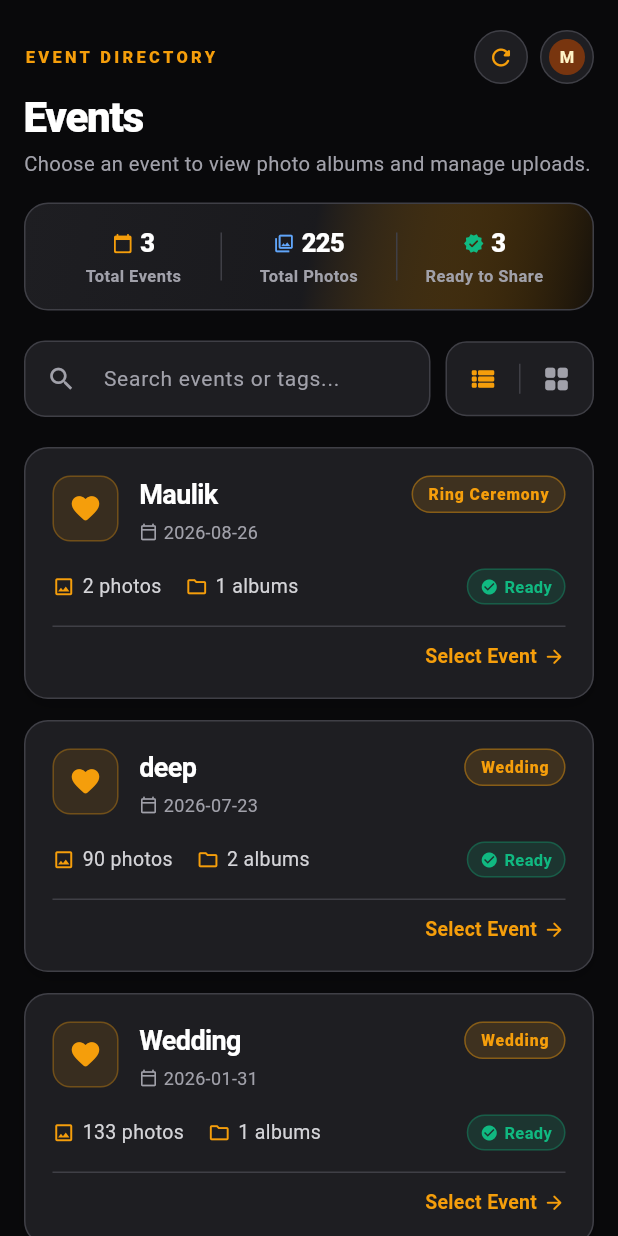
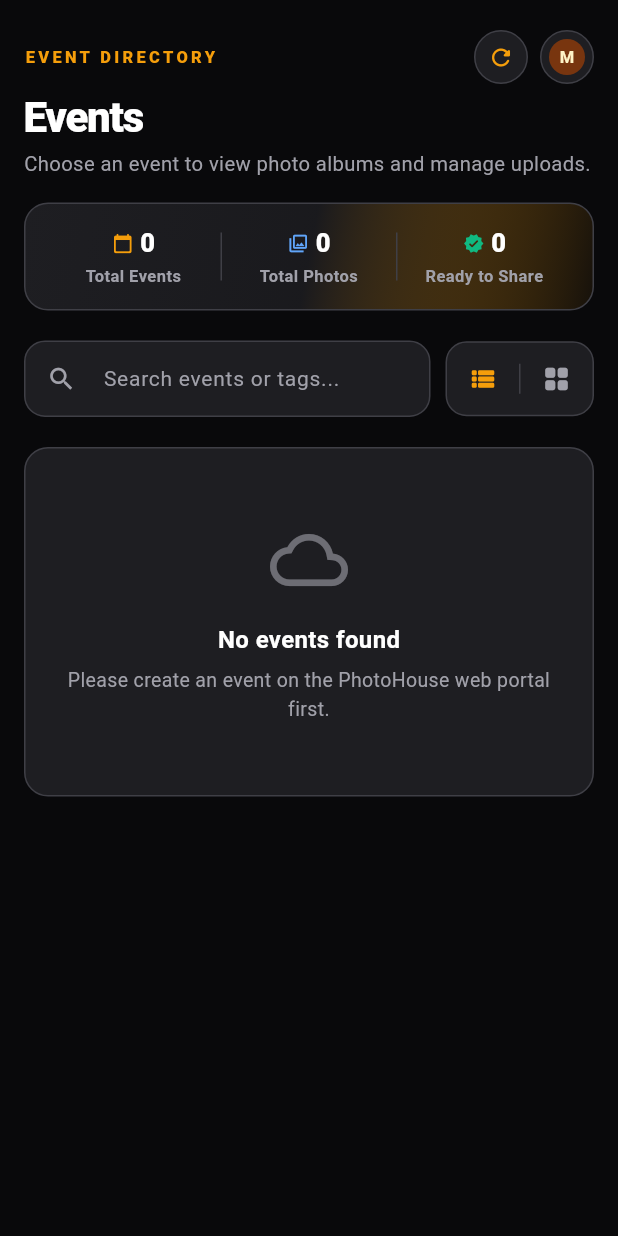
Before and after one commit to HimanshuAppsaga/photohouse_flutter, a Flutter app: the EventsDashboardScreen screen opened directly, on a phone screen of 412 x 824 dp. Run offline on Flutter 3.47's test engine with Material 3 defaults, Android fonts, the phone set to English and light mode, and no system bars; our stand-ins replace flutter_secure_storage, image_picker; accounts and stored records are empty; network calls fail.

Commit message:
feat: implement events dashboard screen and corresponding widget tests

```diff
--- a/lib/screens/events_dashboard_screen.dart
+++ b/lib/screens/events_dashboard_screen.dart
@@ -30,8 +30,9 @@ class EventsDashboardScreen extends StatefulWidget {
 class _EventsDashboardScreenState extends State<EventsDashboardScreen> {
   late final EventsApiService _eventsApiService;
   late final SubscriptionApiService _subscriptionApiService;
-  List<EventItem> _events = EventItem.sampleEvents;
+  List<EventItem> _events = const [];
   String _searchQuery = '';
+  bool _isLoading = true;
   bool _isRefreshing = false;
   bool _isGridView = false;
 
@@ -49,6 +50,10 @@ class _EventsDashboardScreenState extends State<EventsDashboardScreen> {
       setState(() {
         _isRefreshing = true;
       });
+    } else if (_events.isEmpty) {
+      setState(() {
+        _isLoading = true;
+      });
     }
 
     try {
@@ -56,9 +61,8 @@ class _EventsDashboardScreenState extends State<EventsDashboardScreen> {
 
       if (mounted) {
         setState(() {
-          _events = response.events.isNotEmpty
-              ? response.events
-              : EventItem.sampleEvents;
+          _events = response.events;
+          _isLoading = false;
           _isRefreshing = false;
         });
 
@@ -73,15 +77,15 @@ class _EventsDashboardScreenState extends State<EventsDashboardScreen> {
     } catch (e) {
       if (mounted) {
         setState(() {
-          _events = EventItem.sampleEvents;
+          _isLoading = false;
           _isRefreshing = false;
         });
 
         if (isRefresh) {
           AppToast.show(
             context,
-            'Using cached events (${e.toString().replaceAll("Exception: ", "")})',
-            type: ToastType.info,
+            'Failed to load events (${e.toString().replaceAll("Exception: ", "")})',
+            type: ToastType.error,
           );
         }
       }
@@ -198,7 +202,16 @@ class _EventsDashboardScreenState extends State<EventsDashboardScreen> {
                 _buildSearchBarWithToggle(palette, filtered.length),
                 const SizedBox(height: 20),
                 // Event Content
-                filtered.isEmpty
+                _isLoading
+                    ? Padding(
+                        padding: const EdgeInsets.symmetric(vertical: 48.0),
+                        child: Center(
+                          child: CircularProgressIndicator(
+                            color: palette.accentAmber,
+                          ),
+                        ),
+                      )
+                    : filtered.isEmpty
                     ? _buildEmptyEventsView(palette)
                     : _isGridView
                     ? _buildGridView(palette, filtered)
@@ -491,31 +504,40 @@ class _EventsDashboardScreenState extends State<EventsDashboardScreen> {
     );
   }
 
-  // Empty Search View
+  // Empty View
   Widget _buildEmptyEventsView(AppThemePalette palette) {
+    final isSearching = _searchQuery.trim().isNotEmpty;
     return Container(
       width: double.infinity,
-      padding: const EdgeInsets.symmetric(vertical: 40, horizontal: 20),
+      padding: const EdgeInsets.symmetric(vertical: 48, horizontal: 24),
       decoration: BoxDecoration(
         color: palette.cardBg,
         borderRadius: BorderRadius.circular(16),
         border: Border.all(color: palette.border),
       ),
       child: Column(
+        mainAxisSize: MainAxisSize.min,
         children: [
-          Icon(Icons.search_off_rounded, size: 48, color: palette.textMuted),
-          const SizedBox(height: 12),
+          Icon(
+            isSearching ? Icons.search_off_rounded : Icons.cloud_outlined,
+            size: 52,
+            color: palette.textMuted.withValues(alpha: 0.6),
+          ),
+          const SizedBox(height: 16),
           Text(
-            'No matching events found',
+            isSearching ? 'No matching events found' : 'No events found',
             style: TextStyle(
               color: palette.textPrimary,
               fontSize: 16,
               fontWeight: FontWeight.bold,
             ),
           ),
-          const SizedBox(height: 4),
+          const SizedBox(height: 6),
           Text(
-            'Try adjusting your search query.',
+            isSearching
+                ? 'Try adjusting your search query.'
+                : 'Please create an event on the PhotoHouse web portal first.',
+            textAlign: TextAlign.center,
             style: TextStyle(color: palette.textMuted, fontSize: 13),
           ),
         ],
```
Also changed, not shown: 1 other file.
